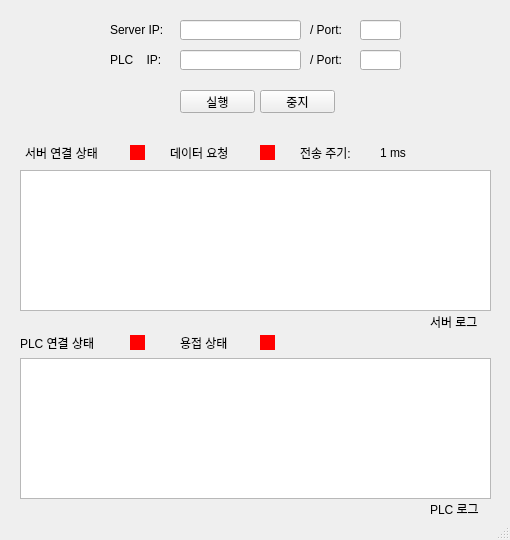
Before: the Qt Designer form EdgeNode/edgeNode/src/ui/edgenode.ui in SUSUSISI/Welding_defect_detection, drawn with Qt 5.
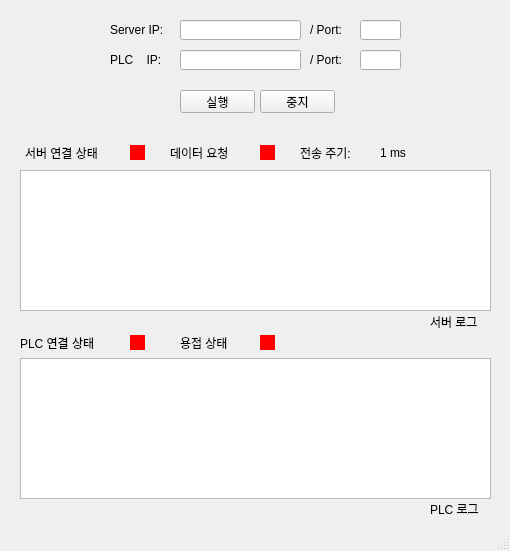
After: the same form once the commit is applied.

```diff
--- a/EdgeNode/edgeNode/src/ui/edgenode.ui
+++ b/EdgeNode/edgeNode/src/ui/edgenode.ui
@@ -7,7 +7,7 @@
     <x>0</x>
     <y>0</y>
     <width>510</width>
-    <height>540</height>
+    <height>551</height>
    </rect>
   </property>
   <property name="sizePolicy">
```
